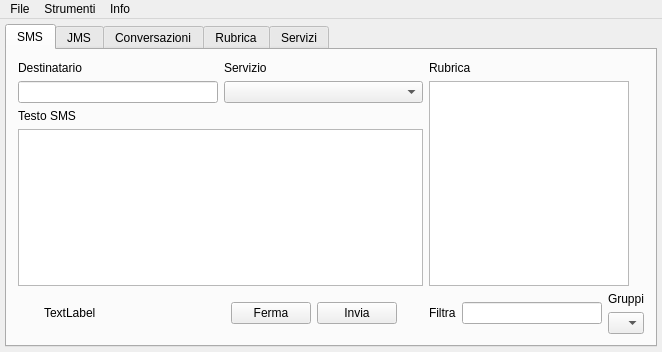
First picture: the form in mainjacksms.ui, repository freesmee/freesmee-desktop, before the edit.
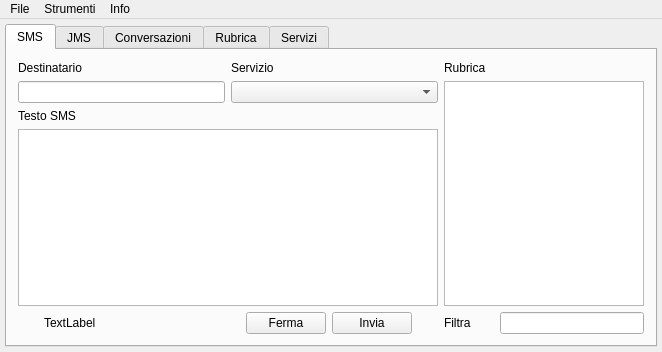
Second picture: the form after the edit. The open tabs and pages were chosen to show the change. Icons and pictures are not drawn.

```diff
--- a/mainjacksms.ui
+++ b/mainjacksms.ui
@@ -666,26 +666,6 @@
                   </property>
                  </widget>
                 </item>
-                <item>
-                 <layout class="QGridLayout" name="gridLayout_2">
-                  <item row="1" column="2">
-                   <widget class="QComboBox" name="ComboGruppo">
-                    <item>
-                     <property name="text">
-                      <string/>
-                     </property>
-                    </item>
-                   </widget>
-                  </item>
-                  <item row="0" column="2">
-                   <widget class="QLabel" name="label_6">
-                    <property name="text">
-                     <string>Gruppi</string>
-                    </property>
-                   </widget>
-                  </item>
-                 </layout>
-                </item>
                </layout>
               </item>
               <item row="1" column="1">
```
Left out of the diff: 30 changed lines with no effect on the pictures.
